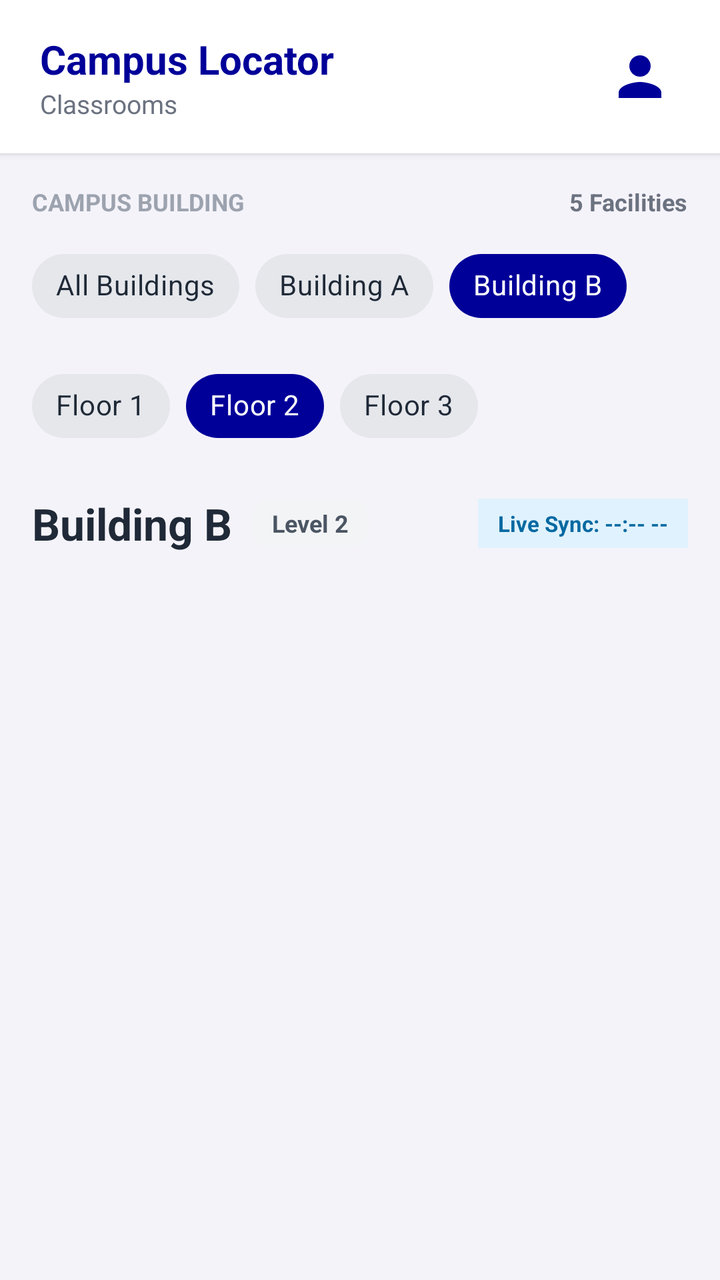
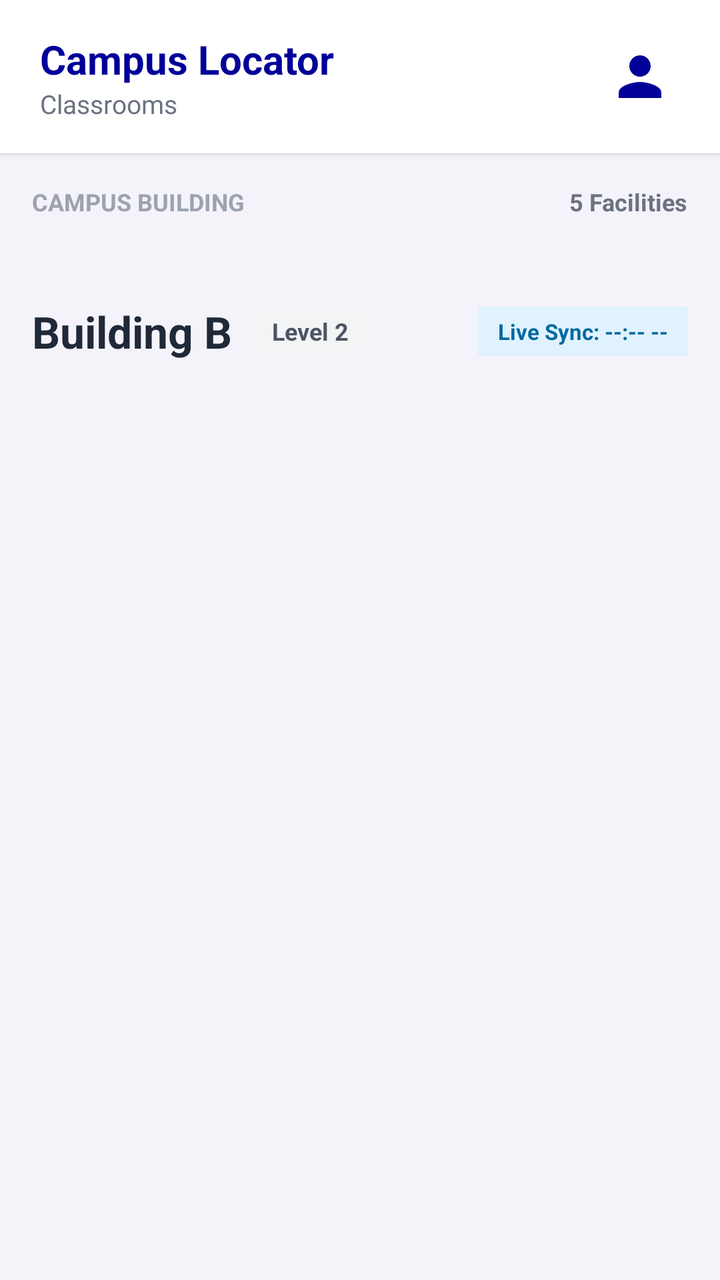

An Android layout rendered at two revisions. The XML below is the earlier revision; the diff shows what the commit changed to produce the second picture.
<!-- AndroidManifest.xml: application theme Theme.OOPProject -->
<!-- res/layout/fragment_classrooms.xml -->
<?xml version="1.0" encoding="utf-8"?>
<LinearLayout xmlns:android="http://schemas.android.com/apk/res/android"
    xmlns:app="http://schemas.android.com/apk/res-auto"
    xmlns:tools="http://schemas.android.com/tools"
    android:layout_width="match_parent"
    android:layout_height="match_parent"
    android:background="#F5F3FA"
    android:orientation="vertical"
    tools:context=".frontEnd.ClassroomsFragment">

    
    <LinearLayout
        android:layout_width="match_parent"
        android:layout_height="wrap_content"
        android:background="#FFFFFF"
        android:elevation="2dp"
        android:gravity="center_vertical"
        android:orientation="horizontal"
        android:paddingHorizontal="20dp"
        android:paddingVertical="16dp">

        <LinearLayout
            android:layout_width="0dp"
            android:layout_height="wrap_content"
            android:layout_weight="1"
            android:orientation="vertical">

            <TextView
                android:layout_width="wrap_content"
                android:layout_height="wrap_content"
                android:text="Campus Locator"
                android:textColor="@color/dark_purple"
                android:textSize="20sp"
                android:textStyle="bold" />

            <TextView
                android:layout_width="wrap_content"
                android:layout_height="wrap_content"
                android:text="Classrooms"
                android:textColor="#6B7280"
                android:textSize="13sp" />
        </LinearLayout>

        <ImageView
            android:layout_width="40dp"
            android:layout_height="40dp"
            android:background="@drawable/bg_avatar_circle"
            android:contentDescription="Profile"
            android:padding="4dp"
            android:src="@drawable/ic_profile"
            app:tint="@color/dark_purple" />
    </LinearLayout>

    <androidx.core.widget.NestedScrollView
        android:layout_width="match_parent"
        android:layout_height="0dp"
        android:layout_weight="1"
        android:clipToPadding="false"
        android:fillViewport="true">

        <LinearLayout
            android:layout_width="match_parent"
            android:layout_height="wrap_content"
            android:orientation="vertical"
            android:paddingHorizontal="16dp"
            android:paddingTop="16dp"
            android:paddingBottom="100dp">

            
            <LinearLayout
                android:layout_width="match_parent"
                android:layout_height="wrap_content"
                android:layout_marginBottom="10dp"
                android:orientation="horizontal">

                <TextView
                    android:layout_width="0dp"
                    android:layout_height="wrap_content"
                    android:layout_weight="1"
                    android:text="CAMPUS BUILDING"
                    android:textColor="#9CA3AF"
                    android:textSize="12sp"
                    android:textStyle="bold" />

                <TextView
                    android:id="@+id/tvFacilitiesCount"
                    android:layout_width="wrap_content"
                    android:layout_height="wrap_content"
                    android:text="5 Facilities"
                    android:textColor="#6B7280"
                    android:textSize="12sp"
                    android:textStyle="bold" />
            </LinearLayout>

            
            <HorizontalScrollView
                android:layout_width="match_parent"
                android:layout_height="wrap_content"
                android:scrollbars="none">

                <com.google.android.material.chip.ChipGroup
                    android:id="@+id/chipGroupBuildings"
                    android:layout_width="wrap_content"
                    android:layout_height="wrap_content"
                    app:selectionRequired="true"
                    app:singleSelection="true">

                    <com.google.android.material.chip.Chip
                        android:id="@+id/chipAllBuildings"
                        style="@style/Widget.MaterialComponents.Chip.Choice"
                        android:layout_width="wrap_content"
                        android:layout_height="wrap_content"
                        android:text="All Buildings"
                        android:textColor="@color/chip_text_selector"
                        app:chipBackgroundColor="@color/chip_background_selector" />

                    <com.google.android.material.chip.Chip
                        android:id="@+id/chipBuildingA"
                        style="@style/Widget.MaterialComponents.Chip.Choice"
                        android:layout_width="wrap_content"
                        android:layout_height="wrap_content"
                        android:text="Building A"
                        android:textColor="@color/chip_text_selector"
                        app:chipBackgroundColor="@color/chip_background_selector" />

                    <com.google.android.material.chip.Chip
                        android:id="@+id/chipBuildingB"
                        style="@style/Widget.MaterialComponents.Chip.Choice"
                        android:layout_width="wrap_content"
                        android:layout_height="wrap_content"
                        android:checked="true"
                        android:text="Building B"
                        android:textColor="@color/chip_text_selector"
                        app:chipBackgroundColor="@color/chip_background_selector" />
                </com.google.android.material.chip.ChipGroup>
            </HorizontalScrollView>

            
            <HorizontalScrollView
                android:layout_width="match_parent"
                android:layout_height="wrap_content"
                android:layout_marginTop="12dp"
                android:scrollbars="none">

                <com.google.android.material.chip.ChipGroup
                    android:id="@+id/chipGroupFloors"
                    android:layout_width="wrap_content"
                    android:layout_height="wrap_content"
                    app:selectionRequired="true"
                    app:singleSelection="true">

                    <com.google.android.material.chip.Chip
                        android:id="@+id/chipFloor1"
                        style="@style/Widget.MaterialComponents.Chip.Choice"
                        android:layout_width="wrap_content"
                        android:layout_height="wrap_content"
                        android:text="Floor 1"
                        android:textColor="@color/chip_text_selector"
                        app:chipBackgroundColor="@color/chip_background_selector" />

                    <com.google.android.material.chip.Chip
                        android:id="@+id/chipFloor2"
                        style="@style/Widget.MaterialComponents.Chip.Choice"
                        android:layout_width="wrap_content"
                        android:layout_height="wrap_content"
                        android:checked="true"
                        android:text="Floor 2"
                        android:textColor="@color/chip_text_selector"
                        app:chipBackgroundColor="@color/chip_background_selector" />

                    <com.google.android.material.chip.Chip
                        android:id="@+id/chipFloor3"
                        style="@style/Widget.MaterialComponents.Chip.Choice"
                        android:layout_width="wrap_content"
                        android:layout_height="wrap_content"
                        android:text="Floor 3"
                        android:textColor="@color/chip_text_selector"
                        app:chipBackgroundColor="@color/chip_background_selector" />
                </com.google.android.material.chip.ChipGroup>
            </HorizontalScrollView>

            
            <LinearLayout
                android:layout_width="match_parent"
                android:layout_height="wrap_content"
                android:layout_marginTop="20dp"
                android:layout_marginBottom="12dp"
                android:gravity="center_vertical"
                android:orientation="horizontal">

                <TextView
                    android:id="@+id/tvSelectedBuildingHeader"
                    android:layout_width="wrap_content"
                    android:layout_height="wrap_content"
                    android:text="Building B"
                    android:textColor="#1F2937"
                    android:textSize="22sp"
                    android:textStyle="bold" />

                <TextView
                    android:id="@+id/tvSelectedLevelHeader"
                    android:layout_width="wrap_content"
                    android:layout_height="wrap_content"
                    android:layout_marginStart="10dp"
                    android:background="@drawable/bg_profile_field"
                    android:paddingHorizontal="10dp"
                    android:paddingVertical="4dp"
                    android:text="Level 2"
                    android:textColor="#4B5563"
                    android:textSize="12sp"
                    android:textStyle="bold" />

                <View
                    android:layout_width="0dp"
                    android:layout_height="0dp"
                    android:layout_weight="1" />

                <TextView
                    android:id="@+id/tvLiveSyncTime"
                    android:layout_width="wrap_content"
                    android:layout_height="wrap_content"
                    android:background="#E0F2FE"
                    android:paddingHorizontal="10dp"
                    android:paddingVertical="5dp"
                    android:text="Live Sync: --:-- --"
                    android:textColor="#0369A1"
                    android:textSize="11sp"
                    android:textStyle="bold" />
            </LinearLayout>

            
            <androidx.recyclerview.widget.RecyclerView
                android:id="@+id/rvClassrooms"
                android:layout_width="match_parent"
                android:layout_height="wrap_content"
                android:layout_marginTop="4dp"
                android:nestedScrollingEnabled="false"
                tools:listitem="@layout/item_classroom_card" />

        </LinearLayout>
    </androidx.core.widget.NestedScrollView>
</LinearLayout>
<!-- res/layout/item_classroom_card.xml (included above) -->
<?xml version="1.0" encoding="utf-8"?>
<com.google.android.material.card.MaterialCardView xmlns:android="http://schemas.android.com/apk/res/android"
    xmlns:app="http://schemas.android.com/apk/res-auto"
    android:layout_width="match_parent"
    android:layout_height="wrap_content"
    android:layout_marginBottom="14dp"
    app:cardBackgroundColor="#FFFFFF"
    app:cardCornerRadius="16dp"
    app:cardElevation="3dp"
    app:strokeWidth="0dp">

    <LinearLayout
        android:layout_width="match_parent"
        android:layout_height="wrap_content"
        android:orientation="vertical"
        android:padding="16dp">

        <LinearLayout
            android:layout_width="match_parent"
            android:layout_height="wrap_content"
            android:gravity="center_vertical"
            android:orientation="horizontal">

            <TextView
                android:id="@+id/tvRoomName"
                android:layout_width="0dp"
                android:layout_height="wrap_content"
                android:layout_weight="1"
                android:text="Room 204"
                android:textColor="#111827"
                android:textSize="18sp"
                android:textStyle="bold" />

            <TextView
                android:id="@+id/tvStatusBadge"
                android:layout_width="wrap_content"
                android:layout_height="wrap_content"
                android:background="#DCFCE7"
                android:paddingHorizontal="10dp"
                android:paddingVertical="4dp"
                android:text="• AVAILABLE"
                android:textColor="#15803D"
                android:textSize="11sp"
                android:textStyle="bold" />
        </LinearLayout>

        <TextView
            android:id="@+id/tvRoomSubtitle"
            android:layout_width="wrap_content"
            android:layout_height="wrap_content"
            android:layout_marginTop="2dp"
            android:text="Lecture Hall • Building B • 2nd Floor • North Wing"
            android:textColor="#6B7280"
            android:textSize="12sp" />

        
        <LinearLayout
            android:layout_width="match_parent"
            android:layout_height="wrap_content"
            android:layout_marginTop="12dp"
            android:background="#F3F4F6"
            android:orientation="vertical"
            android:padding="12dp">

            <TextView
                android:id="@+id/tvBannerTitle"
                android:layout_width="wrap_content"
                android:layout_height="wrap_content"
                android:text="Free until 10:00 AM"
                android:textColor="#1F2937"
                android:textSize="13sp"
                android:textStyle="bold" />

            <TextView
                android:id="@+id/tvBannerSubtitle"
                android:layout_width="wrap_content"
                android:layout_height="wrap_content"
                android:layout_marginTop="2dp"
                android:text="Next: BSIT 1207 (10:00 - 11:30 AM)"
                android:textColor="#4B5563"
                android:textSize="12sp" />
        </LinearLayout>

        
        <LinearLayout
            android:layout_width="match_parent"
            android:layout_height="wrap_content"
            android:layout_marginTop="14dp"
            android:orientation="horizontal">

            <com.google.android.material.button.MaterialButton
                android:id="@+id/btnDetails"
                style="@style/Widget.MaterialComponents.Button.OutlinedButton"
                android:layout_width="0dp"
                android:layout_height="44dp"
                android:layout_marginEnd="8dp"
                android:layout_weight="1"
                android:text="Details"
                android:textAllCaps="false"
                android:textColor="#374151"
                android:textSize="13sp"
                app:cornerRadius="10dp"
                app:strokeColor="#D1D5DB" />

            <com.google.android.material.button.MaterialButton
                android:id="@+id/btnLocateOnMap"
                android:layout_width="0dp"
                android:layout_height="44dp"
                android:layout_marginStart="8dp"
                android:layout_weight="1"
                android:backgroundTint="@color/dark_purple"
                android:text="Locate on Map"
                android:textAllCaps="false"
                android:textColor="#FFFFFF"
                android:textSize="13sp"
                app:cornerRadius="10dp"
                app:icon="@drawable/ic_map"
                app:iconGravity="textStart"
                app:iconTint="#FFFFFF" />
        </LinearLayout>
    </LinearLayout>
</com.google.android.material.card.MaterialCardView>
<!-- resources referenced by this layout -->
<resources>
  <color name="dark_purple">#FF000099</color>
  <!-- drawable bg_avatar_circle (drawable) -->
  <shape xmlns:android="http://schemas.android.com/apk/res/android"
      android:shape="oval">
      <solid android:color="#FFFFFF" />
  </shape>
  <!-- drawable bg_profile_field (drawable) -->
  <?xml version="1.0" encoding="utf-8"?>
  <shape xmlns:android="http://schemas.android.com/apk/res/android"
      android:shape="rectangle">
      <solid android:color="#F3F4F6" />
      <corners android:radius="8dp" />
  </shape>
  <!-- drawable ic_map (drawable) -->
  <vector xmlns:android="http://schemas.android.com/apk/res/android"
      android:width="24dp"
      android:height="24dp"
      android:viewportWidth="24"
      android:viewportHeight="24">
    <path
        android:fillColor="#FF000000"
        android:pathData="M20.5,3l-0.16,0.03L15,5.1 9,3 3.36,4.9C3.15,4.97 3,5.15 3,5.38V20.5c0,0.28 0.22,0.5 0.5,0.5l0.16,-0.03L9,18.9l6,2.1 5.64,-1.9c0.21,-0.07 0.36,-0.25 0.36,-0.48V3.5c0,-0.28 -0.22,-0.5 -0.5,-0.5zM15,19l-6,-2.11V5l6,2.11V19z"/>
  </vector>
  <!-- drawable ic_profile (drawable) -->
  <vector xmlns:android="http://schemas.android.com/apk/res/android"
      android:width="24dp"
      android:height="24dp"
      android:viewportWidth="24"
      android:viewportHeight="24">
      <path
          android:fillColor="#FF000000"
          android:pathData="M12,12c2.21,0 4,-1.79 4,-4s-1.79,-4 -4,-4 -4,1.79 -4,4 1.79,4 4,4zM12,14c-2.67,0 -8,1.34 -8,4v2h16v-2c0,-2.66 -5.33,-4 -8,-4z" />
  </vector>
  <style name="Theme.OOPProject" parent="Theme.MaterialComponents.Light.NoActionBar">
          
          <item name="colorPrimary">@color/purple_500</item>
          <item name="colorPrimaryVariant">@color/purple_700</item>
          <item name="colorOnPrimary">@color/white</item>
          
          <item name="colorSecondary">@color/teal_200</item>
          <item name="colorSecondaryVariant">@color/teal_700</item>
          <item name="colorOnSecondary">@color/black</item>
          
          <item name="android:statusBarColor">@color/dark_purple</item>
          
          <item name="android:windowBackground">@color/dark_purple</item>
          <item name="android:windowSplashScreenBackground" tools:targetApi="s">@color/dark_purple</item>
          <item name="android:windowSplashScreenAnimatedIcon" tools:targetApi="s">@drawable/app_logo</item>
      </style>
  <color name="purple_500">#FF6200EE</color>
  <color name="purple_700">#FF3700B3</color>
  <color name="white">#FFFFFFFF</color>
  <color name="teal_200">#FF03DAC5</color>
  <color name="teal_700">#FF018786</color>
  <color name="black">#FF000000</color>
  <!-- drawable app_logo: png bitmap (drawable, 403426 bytes) -->
</resources>

<!-- the commit's change to res/layout/fragment_classrooms.xml (unified diff, before → after) -->
@@ -102,37 +102,8 @@
                     android:id="@+id/chipGroupBuildings"
                     android:layout_width="wrap_content"
                     android:layout_height="wrap_content"
-                    app:selectionRequired="true"
-                    app:singleSelection="true">
-
-                    <com.google.android.material.chip.Chip
-                        android:id="@+id/chipAllBuildings"
-                        style="@style/Widget.MaterialComponents.Chip.Choice"
-                        android:layout_width="wrap_content"
-                        android:layout_height="wrap_content"
-                        android:text="All Buildings"
-                        android:textColor="@color/chip_text_selector"
-                        app:chipBackgroundColor="@color/chip_background_selector" />
-
-                    <com.google.android.material.chip.Chip
-                        android:id="@+id/chipBuildingA"
-                        style="@style/Widget.MaterialComponents.Chip.Choice"
-                        android:layout_width="wrap_content"
-                        android:layout_height="wrap_content"
-                        android:text="Building A"
-                        android:textColor="@color/chip_text_selector"
-                        app:chipBackgroundColor="@color/chip_background_selector" />
-
-                    <com.google.android.material.chip.Chip
-                        android:id="@+id/chipBuildingB"
-                        style="@style/Widget.MaterialComponents.Chip.Choice"
-                        android:layout_width="wrap_content"
-                        android:layout_height="wrap_content"
-                        android:checked="true"
-                        android:text="Building B"
-                        android:textColor="@color/chip_text_selector"
-                        app:chipBackgroundColor="@color/chip_background_selector" />
-                </com.google.android.material.chip.ChipGroup>
+                    app:selectionRequired="false"
+                    app:singleSelection="true" />
             </HorizontalScrollView>
 
             
@@ -146,37 +117,8 @@
                     android:id="@+id/chipGroupFloors"
                     android:layout_width="wrap_content"
                     android:layout_height="wrap_content"
-                    app:selectionRequired="true"
-                    app:singleSelection="true">
-
-                    <com.google.android.material.chip.Chip
-                        android:id="@+id/chipFloor1"
-                        style="@style/Widget.MaterialComponents.Chip.Choice"
-                        android:layout_width="wrap_content"
-                        android:layout_height="wrap_content"
-                        android:text="Floor 1"
-                        android:textColor="@color/chip_text_selector"
-                        app:chipBackgroundColor="@color/chip_background_selector" />
-
-                    <com.google.android.material.chip.Chip
-                        android:id="@+id/chipFloor2"
-                        style="@style/Widget.MaterialComponents.Chip.Choice"
-                        android:layout_width="wrap_content"
-                        android:layout_height="wrap_content"
-                        android:checked="true"
-                        android:text="Floor 2"
-                        android:textColor="@color/chip_text_selector"
-                        app:chipBackgroundColor="@color/chip_background_selector" />
-
-                    <com.google.android.material.chip.Chip
-                        android:id="@+id/chipFloor3"
-                        style="@style/Widget.MaterialComponents.Chip.Choice"
-                        android:layout_width="wrap_content"
-                        android:layout_height="wrap_content"
-                        android:text="Floor 3"
-                        android:textColor="@color/chip_text_selector"
-                        app:chipBackgroundColor="@color/chip_background_selector" />
-                </com.google.android.material.chip.ChipGroup>
+                    app:selectionRequired="false"
+                    app:singleSelection="true" />
             </HorizontalScrollView>
 
             
